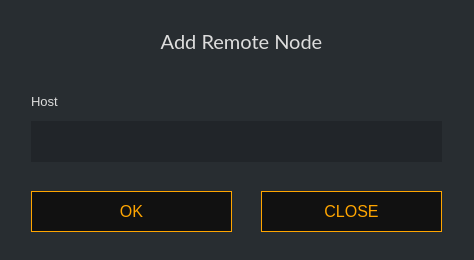
First picture: the form in src/gui/ui/newnodedialog.ui, repository ConcealNetwork/conceal-desktop, before the edit.
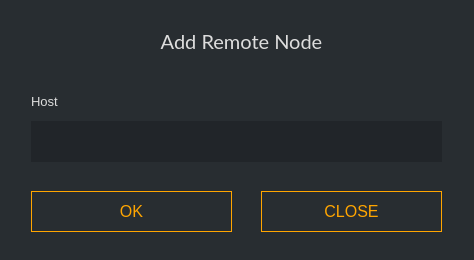
Second picture: the form after the edit.

Patch:
```diff
--- a/src/gui/ui/newnodedialog.ui
+++ b/src/gui/ui/newnodedialog.ui
@@ -69,7 +69,7 @@
        </rect>
       </property>
       <property name="styleSheet">
-       <string notr="true">color: orange; background-color: #111111; border: 1px solid orange; font-size: 16px;</string>
+       <string notr="true">color: orange;  border: 1px solid orange; font-size: 16px;</string>
       </property>
       <property name="text">
        <string>OK</string>
@@ -85,7 +85,7 @@
        </rect>
       </property>
       <property name="styleSheet">
-       <string notr="true">color: orange; background-color: #111111; border: 1px solid orange; font-size: 16px;</string>
+       <string notr="true">color: orange;  border: 1px solid orange; font-size: 16px;</string>
       </property>
       <property name="text">
        <string>CLOSE</string>
```
